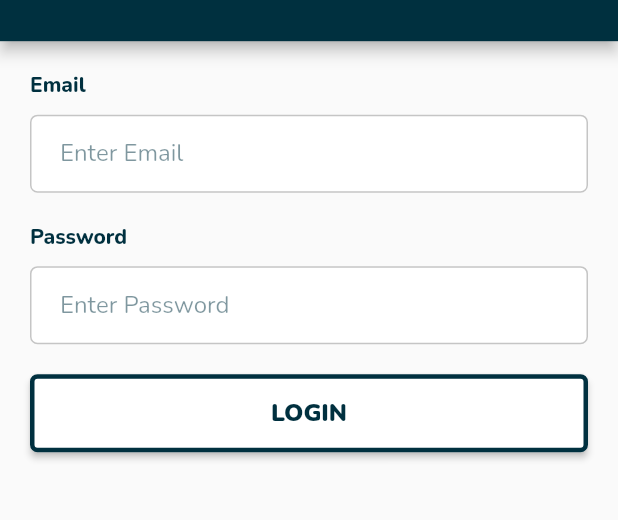
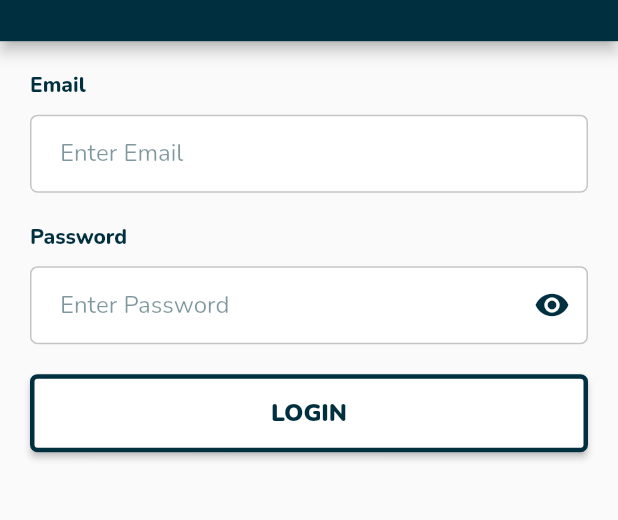
Before and after one commit to hadi-darwish/updown, a Flutter app: the screen it shows after launch, on a phone screen of 412 x 824 dp, the part 164-684 px from its top. Run offline on Flutter 3.47's test engine with Material 2 defaults, Android fonts, the light colour scheme and no system bars; our stand-ins replace flutter_dotenv, flutter_svg, shared_preferences.

Commit message:
Frontend - Mobile => styling input widget

```diff
--- a/frontend/mobile/updown/lib/widgets/input.dart
+++ b/frontend/mobile/updown/lib/widgets/input.dart
@@ -2,7 +2,7 @@ import 'package:flutter/material.dart';
 import 'package:updown/validators/email_validator.dart';
 import 'package:updown/validators/password_validator.dart';
 
-class LabeledInput extends StatelessWidget {
+class LabeledInput extends StatefulWidget {
   const LabeledInput({
     super.key,
     required this.placeholder,
@@ -14,6 +14,18 @@ class LabeledInput extends StatelessWidget {
   final TextEditingController textController;
 
   @override
+  State<LabeledInput> createState() => _LabeledInputState();
+}
+
+class _LabeledInputState extends State<LabeledInput> {
+  bool _obscuredText = true;
+  void _toggle() {
+    setState(() {
+      _obscuredText = !_obscuredText;
+    });
+  }
+
+  @override
   Widget build(BuildContext context) {
     String? message;
     return Container(
@@ -23,7 +35,7 @@ class LabeledInput extends StatelessWidget {
           Container(
             alignment: Alignment.centerLeft,
             child: Text(
-              placeholder,
+              widget.placeholder,
               style: TextStyle(
                 color: Theme.of(context).primaryColor,
                 fontSize: 14,
@@ -37,16 +49,16 @@ class LabeledInput extends StatelessWidget {
               autovalidateMode: AutovalidateMode.onUserInteraction,
               validator: (value) {
                 if (value == null || value.isEmpty) {
-                  message = 'Please enter a $placeholder';
-                } else if (type == 'Email') {
+                  message = 'Please enter a ${widget.placeholder}';
+                } else if (widget.type == 'Email') {
                   message = EmailValidator.validate(value);
-                } else if (type == 'Password') {
+                } else if (widget.type == 'Password') {
                   message = PasswordValidator.validate(value);
                 }
                 return message;
               },
 
-              controller: textController,
+              controller: widget.textController,
               cursorWidth: 3,
               cursorRadius: const Radius.circular(5),
               decoration: InputDecoration(
@@ -80,21 +92,34 @@ class LabeledInput extends StatelessWidget {
                     color: Theme.of(context).primaryColor,
                   ),
                 ),
-                hintText: 'Enter $placeholder',
+                hintText: 'Enter ${widget.placeholder}',
                 hintStyle: TextStyle(
                   color: Theme.of(context).primaryColorLight,
                   fontSize: 16,
                 ),
+                suffixIcon: widget.type == 'Password'
+                    ? IconButton(
+                        icon: Icon(
+                          _obscuredText
+                              ? Icons.visibility
+                              : Icons.visibility_off,
+                          color: Theme.of(context).primaryColor,
+                        ),
+                        onPressed: () {
+                          _toggle();
+                        },
+                      )
+                    : null,
               ),
               style: TextStyle(
                 color: Theme.of(context).primaryColor,
                 fontSize: 16,
               ),
-              keyboardType: type == 'Email'
+              keyboardType: widget.type == 'Email'
                   ? TextInputType.emailAddress
                   : TextInputType.text,
-              obscureText: type == 'Password' ? true : false,
-              toolbarOptions: type == 'Password'
+              obscureText: widget.type == 'Password' ? _obscuredText : false,
+              toolbarOptions: widget.type == 'Password'
                   ? const ToolbarOptions(
                       copy: false,
                       cut: false,
```
